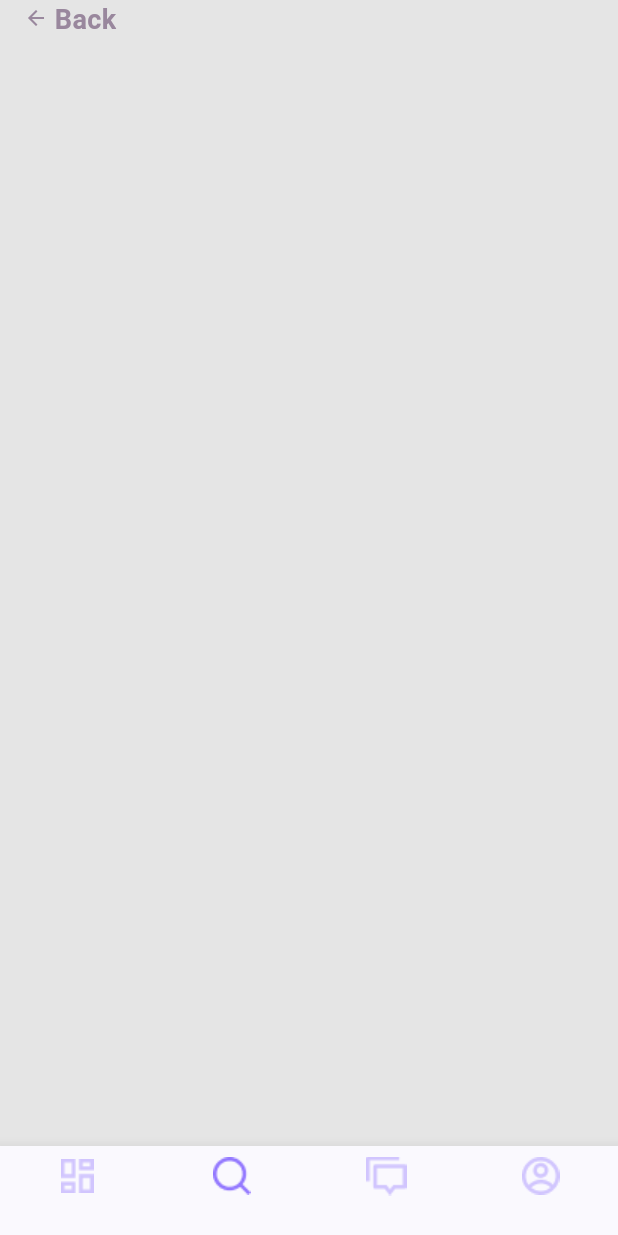
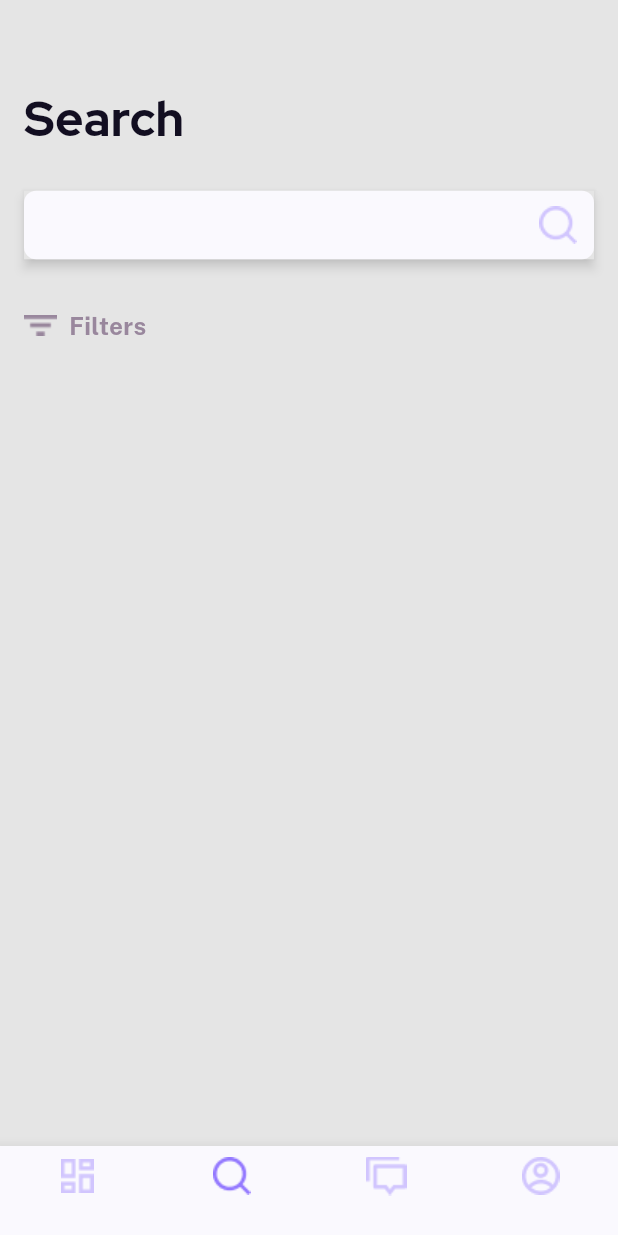
Before and after one commit to Ad450/biite, a Flutter app: the HomeView screen opened by its route, item 2 of the bottom bar chosen, on a phone screen of 412 x 824 dp. Run offline on Flutter 3.47's test engine with Material 3 defaults, Android fonts, the phone set to English and light mode, and no system bars; our stand-ins replace flutter_screenutil, go_router, smooth_page_indicator.

Commit message:
add search textfield to search view

```diff
--- a/lib/features/search/search.view.dart
+++ b/lib/features/search/search.view.dart
@@ -1,5 +1,8 @@
-import 'package:biite/core/presentation/biite.back.dart';
+import 'package:biite/core/app/app.theme.dart';
+import 'package:biite/features/search/widget/search.textfield.dart';
+import 'package:biite/features/search/widget/search_filters.dart';
 import 'package:biite/gen/colors.gen.dart';
+import 'package:biite/locales.dart';
 import 'package:flutter/material.dart';
 import 'package:flutter_screenutil/flutter_screenutil.dart';
 
@@ -8,17 +11,29 @@ class SearchView extends StatelessWidget {
 
   @override
   Widget build(BuildContext context) {
-    return const Scaffold(
+    return Scaffold(
       backgroundColor: ColorName.background,
-      body: SafeArea(
-        child: Column(
-          children: <Widget>[
-            Padding(
-              padding: EdgeInsets.symmetric(horizontal: 16.0),
-              child: BiiteBack(),
-            )
-          ],
-        ),
+      body: Column(
+        crossAxisAlignment: CrossAxisAlignment.start,
+        children: <Widget>[
+          SizedBox(height: 56.h),
+          Padding(
+            padding: const EdgeInsets.symmetric(horizontal: 16.0),
+            child: Text(
+              search,
+              style: context.appTheme.textTheme.titleMedium?.copyWith(fontWeight: FontWeight.bold),
+            ),
+          ),
+          SizedBox(height: 24.h),
+          Padding(
+            padding: const EdgeInsets.symmetric(horizontal: 16.0),
+            child: SearchTextfield(
+              controller: TextEditingController(),
+            ),
+          ),
+          SizedBox(height: 32.h),
+          const SearchFilters()
+        ],
       ),
     );
   }
--- /dev/null
+++ b/lib/features/search/widget/search.textfield.dart
@@ -0,0 +1,37 @@
+import 'package:biite/gen/assets.gen.dart';
+import 'package:biite/gen/colors.gen.dart';
+import 'package:flutter/material.dart';
+import 'package:flutter_screenutil/flutter_screenutil.dart';
+
+class SearchTextfield extends StatelessWidget {
+  const SearchTextfield({required this.controller, super.key});
+
+  final TextEditingController controller;
+
+  @override
+  Widget build(BuildContext context) {
+    return Material(
+      elevation: 3,
+      shadowColor: ColorName.background,
+      child: SizedBox(
+        height: 45.h,
+        width: double.infinity,
+        child: TextField(
+          controller: controller,
+          decoration: InputDecoration(
+            fillColor: ColorName.onboardingBackground,
+            filled: true,
+            suffixIcon: Image.asset(Assets.images.searchIcon.path),
+            border: OutlineInputBorder(
+              borderSide: const BorderSide(
+                width: 0,
+                style: BorderStyle.none,
+              ),
+              borderRadius: BorderRadius.circular(8),
+            ),
+          ),
+        ),
+      ),
+    );
+  }
+}
--- /dev/null
+++ b/lib/features/search/widget/search_filters.dart
@@ -0,0 +1,121 @@
+import 'package:biite/core/app/app.theme.dart';
+import 'package:biite/gen/assets.gen.dart';
+import 'package:biite/gen/colors.gen.dart';
+import 'package:flutter/cupertino.dart';
+import 'package:flutter/material.dart';
+
+class SearchFilters extends StatefulWidget {
+  const SearchFilters({super.key});
+
+  @override
+  State<SearchFilters> createState() => _SearchFiltersState();
+}
+
+class _SearchFiltersState extends State<SearchFilters> with SingleTickerProviderStateMixin {
+  bool shouldExpand = false;
+  late AnimationController _animationController;
+  late Animation<double> _heightAnimation;
+
+  @override
+  void initState() {
+    super.initState();
+
+    _animationController = AnimationController(
+      vsync: this,
+      duration: const Duration(milliseconds: 500),
+    );
+
+    _heightAnimation = Tween<double>(begin: 0, end: 215).animate(
+      CurvedAnimation(
+        parent: _animationController,
+        curve: Curves.linear,
+      ),
+    );
+  }
+
+  @override
+  Widget build(BuildContext context) {
+    return Padding(
+      padding: const EdgeInsets.symmetric(horizontal: 16.0),
+      child: Column(
+        children: <Widget>[
+          GestureDetector(
+            onTap: () {
+              setState(() {
+                shouldExpand = !shouldExpand;
+              });
+              if (shouldExpand) {
+                _animationController.forward();
+              } else {
+                _animationController.reverse();
+              }
+            },
+            child: Row(
+              children: <Widget>[
+                Image.asset(Assets.images.filterIcon.path),
+                const SizedBox(width: 8),
+                Text(
+                  "Filters",
+                  style: context.appTheme.textTheme.bodySmall?.copyWith(
+                    fontSize: 16,
+                    color: ColorName.fillColor,
+                  ),
+                )
+              ],
+            ),
+          ),
+          const SizedBox(height: 4),
+          shouldExpand
+              ? AnimatedBuilder(
+                  animation: _animationController,
+                  builder: (_, __) => ClipRect(
+                    child: Align(
+                      alignment: Alignment.topCenter,
+                      heightFactor: _heightAnimation.value / 215,
+                      child: Column(
+                        children: <Widget>[
+                          _FilterWidget(filterText: "Project name", onTap: () {}),
+                          const SizedBox(height: 8),
+                          _FilterWidget(filterText: "Price", onTap: () {}),
+                        ],
+                      ),
+                    ),
+                  ),
+                )
+              : const SizedBox(),
+        ],
+      ),
+    );
+  }
+}
+
+class _FilterWidget extends StatelessWidget {
+  const _FilterWidget({required this.filterText, required this.onTap, super.key});
+
+  final String filterText;
+  final VoidCallback onTap;
+
+  @override
+  Widget build(BuildContext context) {
+    return GestureDetector(
+      onTap: onTap,
+      child: Container(
+        height: 40,
+        width: double.infinity,
+        decoration: BoxDecoration(
+          color: ColorName.onboardingBackground,
+          borderRadius: BorderRadius.circular(8),
+        ),
+        child: Padding(
+          padding: const EdgeInsets.all(8.0),
+          child: Text(
+            filterText,
+            style: context.appTheme.textTheme.bodySmall?.copyWith(
+              color: ColorName.onBackground,
+            ),
+          ),
+        ),
+      ),
+    );
+  }
+}
--- a/lib/gen/assets.gen.dart
+++ b/lib/gen/assets.gen.dart
@@ -36,6 +36,10 @@ class $AssetsImagesGen {
   /// File path: assets/images/faded_dollar.png
   AssetGenImage get fadedDollar =>
       const AssetGenImage('assets/images/faded_dollar.png');
+
+  /// File path: assets/images/filterIcon.png
+  AssetGenImage get filterIcon =>
+      const AssetGenImage('assets/images/filterIcon.png');
 
   /// File path: assets/images/home_icon.png
   AssetGenImage get homeIcon =>
@@ -103,6 +107,7 @@ class $AssetsImagesGen {
         earth,
         earthBubbles,
         fadedDollar,
+        filterIcon,
         homeIcon,
         homeIconInactive,
         loginBubbles,
--- a/lib/gen/colors.gen.dart
+++ b/lib/gen/colors.gen.dart
@@ -34,6 +34,9 @@ class ColorName {
   /// Color: #D8CEFF
   static const Color primaryAccent = Color(0xFFD8CEFF);
 
+  /// Color: #F2F2F2
+  static const Color searchbBorder = Color(0xFFF2F2F2);
+
   /// Color: #99879D
   static const Color secondary = Color(0xFF99879D);
 
--- a/lib/locales.dart
+++ b/lib/locales.dart
@@ -29,3 +29,4 @@ const dummyProjectDescription = """
 I need a designer for my new website.The project is just at the beginning and I need wireframes before I start coding the website. I only want wireframes and I don’t want prototype or UI design.
  """;
 const sendYourWork = "Send your work";
+const search = "Search";
```
Also changed, not shown: assets/images/filterIcon.png (added), 1 other file.
